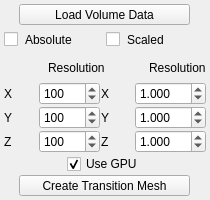
Above: src/gui/Application/ToolWidgets/TransitionMeshTool.ui from SCIInstitute/cleaver2-cuda before the change. Below: the same form after it.
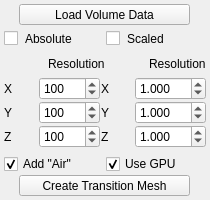
That is the form after the change.

Patch:
```diff
--- a/src/gui/Application/ToolWidgets/TransitionMeshTool.ui
+++ b/src/gui/Application/ToolWidgets/TransitionMeshTool.ui
@@ -264,7 +264,22 @@
       </item>
      </layout>
     </item>
-    <item alignment="Qt::AlignHCenter">
+    <item>
+     <layout class="QHBoxLayout" name="horizontalLayout_7">
+      <property name="topMargin">
+       <number>5</number>
+      </property>
+      <item>
+       <widget class="QCheckBox" name="addAir">
+        <property name="text">
+         <string>Add &quot;Air&quot;</string>
+        </property>
+        <property name="checked">
+         <bool>true</bool>
+        </property>
+       </widget>
+      </item>
+      <item>
      <widget class="QCheckBox" name="useGPU">
       <property name="text">
        <string>Use GPU</string>
@@ -273,6 +288,8 @@
        <bool>true</bool>
       </property>
      </widget>
+      </item>
+     </layout>
     </item>
     <item alignment="Qt::AlignHCenter">
      <widget class="QToolButton" name="createMeshButton">
```
Lines whose indentation alone changed are shown as unchanged.
